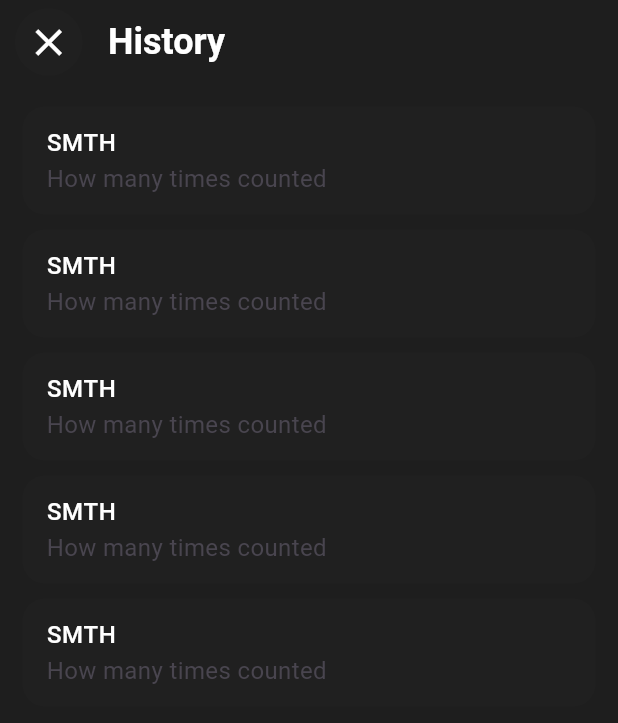
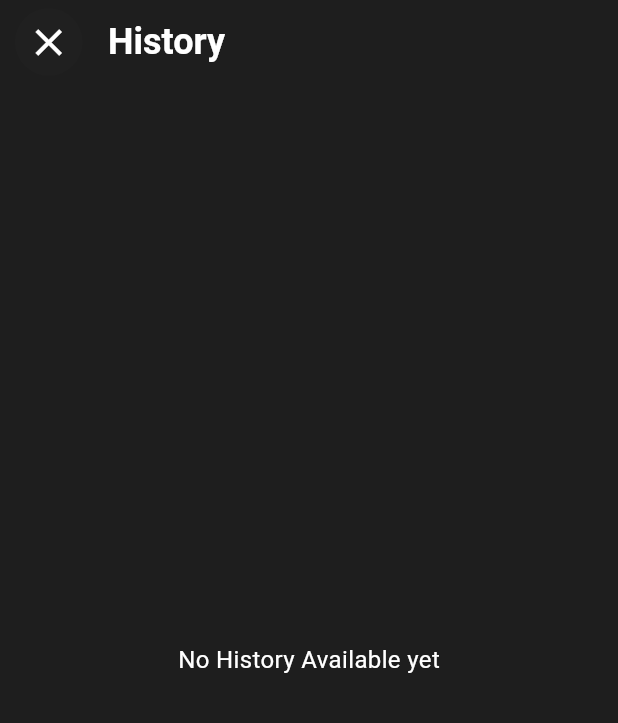
Before and after one commit to IftixorRustamov/tasbeh_app, a Flutter app: the HistoryPage screen opened by its route, on a phone screen of 412 x 824 dp. Shown: the top 723 px of the screen. Run offline on Flutter 3.47's test engine with Material 3 defaults, Android fonts, the light colour scheme and no system bars; our stand-ins replace audioplayers, bloc, equatable, flutter_bloc, hive, hive_flutter and 1 more; missing offline and left inert: haptic_feedback; accounts and stored records are empty; generated files the repository leaves out were written again.

Commit message:
history page added

```diff
--- /dev/null
+++ b/lib/data/models/counter_history.dart
@@ -0,0 +1,14 @@
+import 'package:hive/hive.dart';
+
+part 'counter_history.g.dart';
+
+@HiveType(typeId: 1)
+class CounterHistory {
+  @HiveField(1)
+  int counter;
+
+  @HiveField(2)
+  DateTime countedDate;
+
+  CounterHistory({required this.counter, required this.countedDate});
+}
--- a/lib/presentation/pages/history_page.dart
+++ b/lib/presentation/pages/history_page.dart
@@ -1,4 +1,6 @@
 import 'package:flutter/material.dart';
+import 'package:hive/hive.dart';
+import 'package:tasbeh/data/models/counter_history.dart';
 import 'package:tasbeh/presentation/widgets/feature_specific/history_page/history_page_close_button_widget.dart';
 
 import '../../config/theme/colors.dart';
@@ -8,6 +10,9 @@ class HistoryPage extends StatelessWidget {
 
   @override
   Widget build(BuildContext context) {
+    final historyBox = Hive.box<CounterHistory>('historyBox');
+    final history = historyBox.values.toList();
+
     return Scaffold(
       backgroundColor: MyColors.darkGrey,
       appBar: AppBar(
@@ -22,17 +27,22 @@ class HistoryPage extends StatelessWidget {
           ),
         ),
       ),
-      body: ListView.builder(
-        itemCount: 5,
+      body: history.isNotEmpty
+          ? ListView.builder(
+              itemCount: history.length,
               padding: const EdgeInsets.all(15),
-        itemBuilder: (context, index) => Container(
+              itemBuilder: (context, index) {
+                final record = history[index];
+                final date = record.countedDate.toLocal();
+                final formattedDate = "${date.day}/${date.month}/${date.year}";
+                return Container(
                   margin: const EdgeInsets.only(bottom: 10),
                   decoration: const BoxDecoration(
                       color: MyColors.grey,
                       borderRadius: BorderRadius.all(Radius.circular(15))),
                   child: ListTile(
                     title: Text(
-              "SMTH",
+                      "Count: ${record.counter}",
                       style: TextStyle(
                         color: MyColors.white,
                         fontWeight: FontWeight.w500,
@@ -40,10 +50,16 @@ class HistoryPage extends StatelessWidget {
                       ),
                     ),
                     subtitle: Text(
-              "How many times counted",
+                      "Date: $formattedDate",
                       style: TextStyle(fontSize: 16),
                     ),
                   ),
+                );
+              })
+          : Center(
+              child: Text(
+                "No History Available yet",
+                style: TextStyle(color: Colors.white, fontSize: 16),
               ),
             ),
     );
--- a/lib/presentation/pages/home_page.dart
+++ b/lib/presentation/pages/home_page.dart
@@ -15,6 +15,7 @@ class HomePage extends StatelessWidget {
   @override
   Widget build(BuildContext context) {
     return Scaffold(
+      resizeToAvoidBottomInset: true,
       backgroundColor: MyColors.darkGrey,
       appBar: AppBar(
         leading: const ShowHistoryButtonWidget(),
--- a/lib/presentation/widgets/feature_specific/home_page/my_model_bottom_widget.dart
+++ b/lib/presentation/widgets/feature_specific/home_page/my_model_bottom_widget.dart
@@ -20,8 +20,9 @@ class MyModelBottomWidget extends StatelessWidget {
       padding: EdgeInsets.only(
         left: 16,
         right: 16,
-        bottom: MediaQuery.of(context).viewInsets.bottom + 16,
+        bottom: MediaQuery.of(context).viewInsets.bottom + 20,
       ),
+      child: SingleChildScrollView(
         child: Form(
           key: _formKey,
           child: Column(
@@ -139,6 +140,7 @@ class MyModelBottomWidget extends StatelessWidget {
             ],
           ),
         ),
+      ),
     );
   }
 }
--- a/pubspec.yaml
+++ b/pubspec.yaml
@@ -41,10 +41,15 @@ dependencies:
   haptic_feedback: ^0.5.1+1
   audioplayers: ^6.1.0
   shared_preferences: ^2.3.3
+  hive: ^2.2.3
+  hive_flutter:
+  path_provider: ^2.1.5
 
 dev_dependencies:
   flutter_test:
     sdk: flutter
+  hive_generator:
+  build_runner:
 
   # The "flutter_lints" package below contains a set of recommended lints to
   # encourage good coding practices. The lint set provided by the package is
```
Also changed, not shown: lib/logic/counter/app_counter_cubit.dart (+84 -47 lines), lib/main.dart (+8 -1 lines), lib/presentation/widgets/feature_specific/home_page/progress_bar_widget.dart (+28 -0 lines), lib/config/theme/light_dark_mode.dart (added), pubspec.lock. Lines whose indentation alone changed are shown as unchanged.
